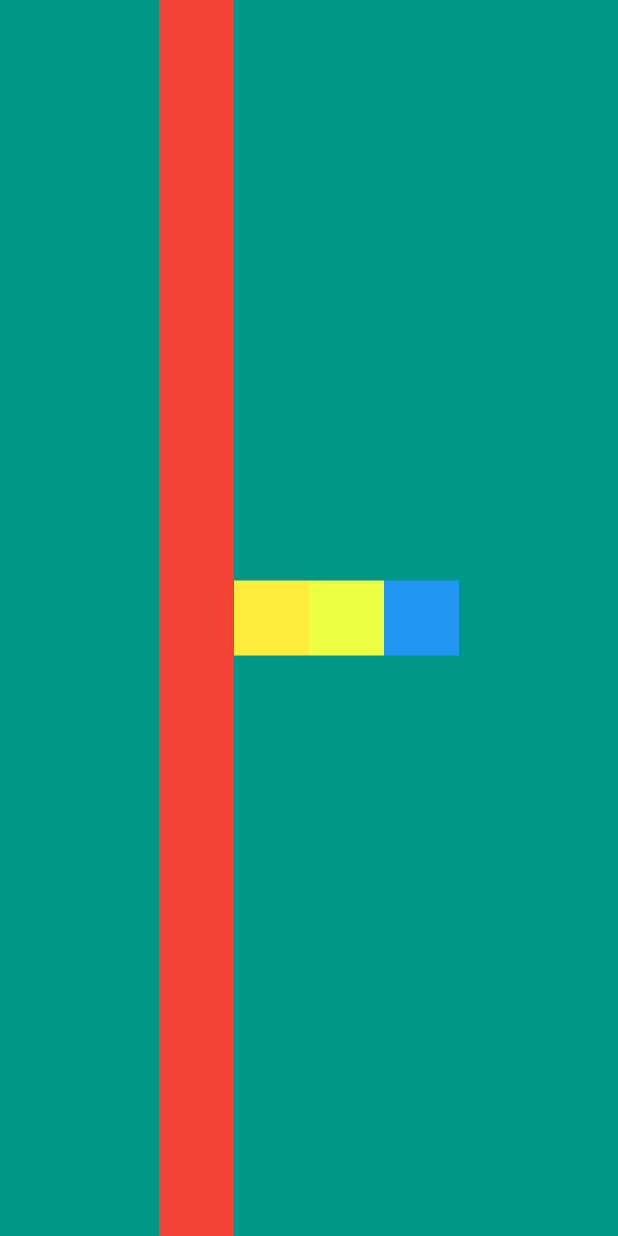
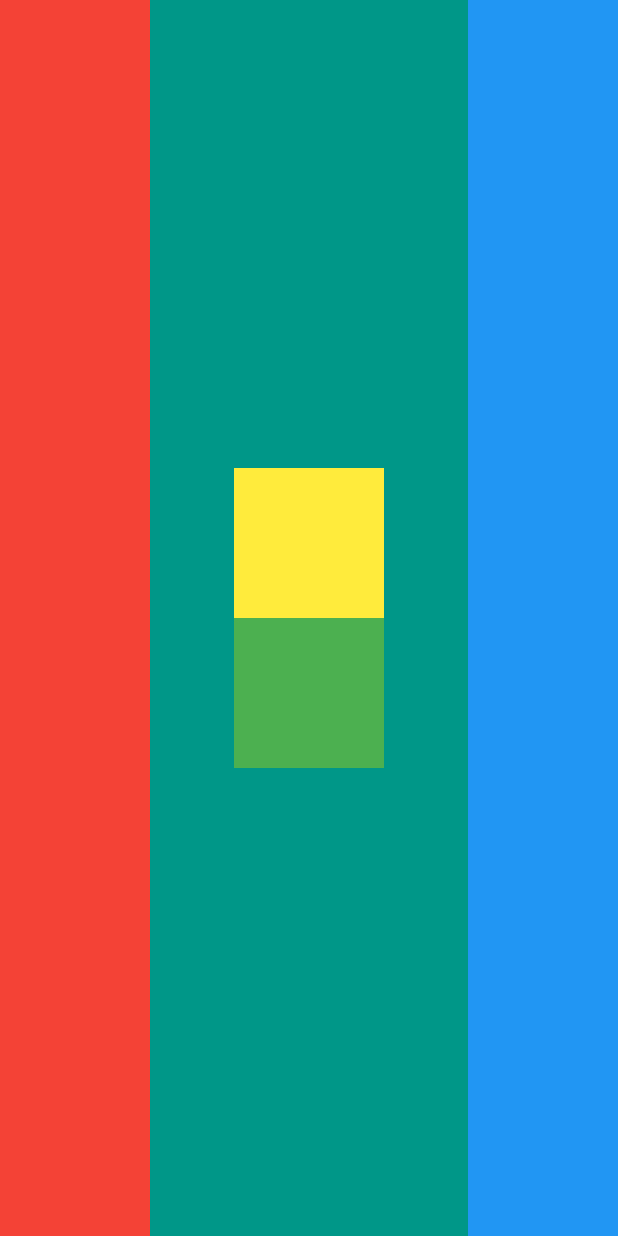
Before and after one commit to predYz/flutter_layout_challenge, a Flutter app: the screen it shows after launch, on a phone screen of 412 x 824 dp. Run offline on Flutter 3.47's test engine with Material 2 defaults, Android fonts, the phone set to English and light mode, and no system bars.

Commit message:
Solution of flutter layout challenge.
Finished with section 6 challenge.

```diff
--- a/lib/main.dart
+++ b/lib/main.dart
@@ -12,28 +12,42 @@ class MyApp extends StatelessWidget {
             backgroundColor: Colors.teal,
             body: SafeArea(
               child: Row(
-                mainAxisAlignment: MainAxisAlignment.center,
-                crossAxisAlignment: CrossAxisAlignment.center,
-                children: <Widget>[
+                mainAxisAlignment: MainAxisAlignment.spaceBetween,
+                children: [
+                  Row(
+                    mainAxisAlignment: MainAxisAlignment.start,
+                    children: [
                       Container(
                         height: double.infinity,
-                    width: 50.0,
+                        width: 100.0,
                         color: Colors.red,
                       ),
+                    ],
+                  ),
+                  Column(
+                    mainAxisAlignment: MainAxisAlignment.center,
+                    children: [
                       Container(
-                    height: 50.0,
-                    width: 50.0,
+                        height: 100.0,
+                        width: 100.0,
                         color: Colors.yellow,
                       ),
                       Container(
-                    height: 50.0,
-                    width: 50.0,
-                    color: Colors.limeAccent,
+                        height: 100.0,
+                        width: 100.0,
+                        color: Colors.green[500],
                       ),
+                    ],
+                  ),
+                  Row(
+                    mainAxisAlignment: MainAxisAlignment.end,
+                    children: [
                       Container(
-                    height: 50.0,
-                    width: 50.0,
+                        height: double.infinity,
+                        width: 100.0,
                         color: Colors.blue,
+                      ),
+                    ],
                   ),
                 ],
               ),
```
Lines whose indentation alone changed are shown as unchanged.
